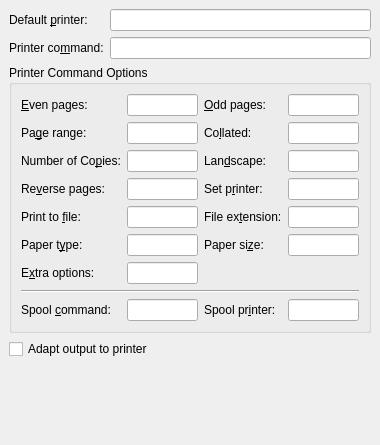
Qt form src/frontends/qt4/ui/PrefPrinterUi.ui (cburschka/lyx) before a commit.
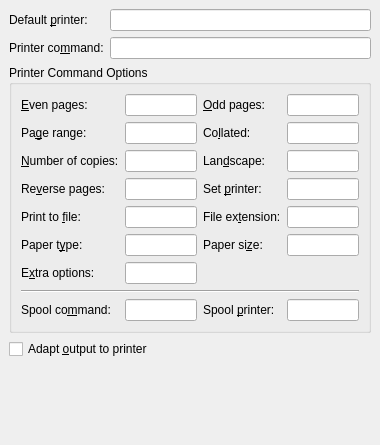
The same form after that commit.

What changed in the file:
```diff
--- a/src/frontends/qt4/ui/PrefPrinterUi.ui
+++ b/src/frontends/qt4/ui/PrefPrinterUi.ui
@@ -98,7 +98,7 @@
          <string>Option used to print to non-default printer.</string>
         </property>
         <property name="text" >
-         <string>Set p&amp;rinter:</string>
+         <string>Set &amp;printer:</string>
         </property>
         <property name="buddy" >
          <cstring>printerToPrinterED</cstring>
@@ -114,7 +114,7 @@
          <string>Option used with spool command to set printer.</string>
         </property>
         <property name="text" >
-         <string>Spool pr&amp;inter:</string>
+         <string>Spool &amp;printer:</string>
         </property>
         <property name="buddy" >
          <cstring>printerSpoolPrefixED</cstring>
@@ -133,7 +133,7 @@
          <string/>
         </property>
         <property name="text" >
-         <string>Spool &amp;command:</string>
+         <string>Spool co&amp;mmand:</string>
         </property>
         <property name="buddy" >
          <cstring>printerSpoolCommandED</cstring>
@@ -179,7 +179,7 @@
       <item row="2" column="0" >
        <widget class="QLabel" name="printerCopiesLA" >
         <property name="text" >
-         <string>Number of Co&amp;pies:</string>
+         <string>&amp;Number of copies:</string>
         </property>
         <property name="buddy" >
          <cstring>printerCopiesED</cstring>
@@ -301,7 +301,7 @@
       <string>Normally, this needs to be checked only if you are using dvips as your printer command and you have config.&lt;printer> files installed for all your printers.</string>
      </property>
      <property name="text" >
-      <string>Adapt output to printer</string>
+      <string>Adapt &amp;output to printer</string>
      </property>
     </widget>
    </item>
```
